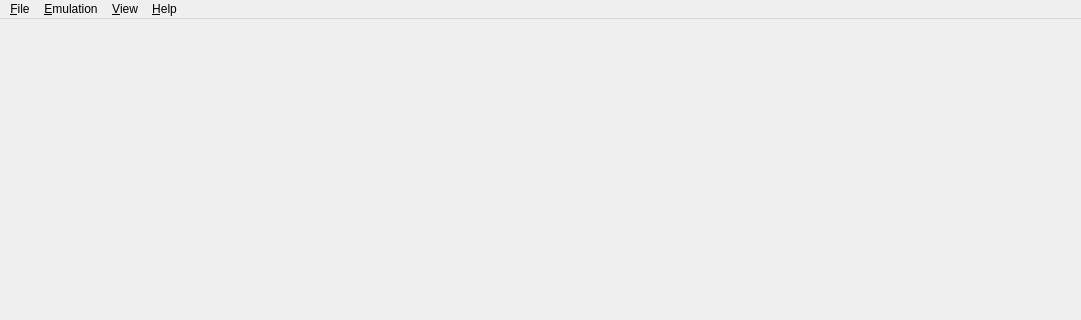
Qt form src/citra_qt/main.ui (raven3-2151/citra-for-dq) before a commit; both pictures show x 0 to 1081 and y 0 to 320 of the 1081 by 730 pixel window.
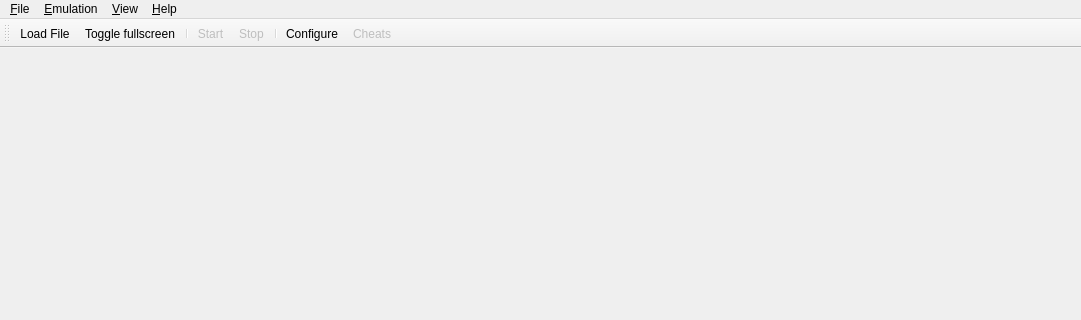
The same form after that commit. Icons and pictures are not drawn.

Commit message: [Qt] toolbar #2950

Patch:
```diff
--- a/src/citra_qt/main.ui
+++ b/src/citra_qt/main.ui
@@ -104,6 +104,37 @@
    <addaction name="menu_View"/>
    <addaction name="menu_Help"/>
   </widget>
+    <widget class="QToolBar" name="toolbar">
+      <property name="enabled">
+        <bool>true</bool>
+      </property>
+      <property name="windowTitle">
+        <string>Toolbar</string>
+      </property>
+      <property name="iconSize">
+        <size>
+          <width>35</width>
+          <height>30</height>
+        </size>
+      </property>
+      <property name="floatable">
+        <bool>false</bool>
+      </property>
+      <attribute name="toolBarArea">
+        <enum>TopToolBarArea</enum>
+      </attribute>
+      <attribute name="toolBarBreak">
+        <bool>false</bool>
+      </attribute>
+      <addaction name="action_Toolbar_Load_File"/>
+      <addaction name="action_Toolbar_Toggle_Fullscreen"/>
+      <addaction name="separator"/>
+      <addaction name="action_Toolbar_Start_Pause"/>
+      <addaction name="action_Toolbar_Stop"/>
+      <addaction name="separator"/>
+      <addaction name="action_Toolbar_Configure"/>
+      <addaction name="action_Toolbar_Cheats"/>
+    </widget>
   <action name="action_Load_File">
    <property name="text">
     <string>Load File...</string>
@@ -203,6 +234,96 @@
     <string>Create Pica Surface Viewer</string>
    </property>
   </action>
+    <action name="action_Toolbar_Load_File">
+      <property name="icon">
+        <iconset resource="../../dist/toolbar_icons/toolbar_icons.qrc">
+          <normaloff>:/toolbar_icons/rc/load_file.png</normaloff>:/toolbar_icons/rc/load_file.png
+        </iconset>
+      </property>
+      <property name="text">
+        <string>Load File...</string>
+      </property>
+      <property name="toolTip">
+        <string>Load File </string>
+      </property>
+    </action>
+    <action name="action_Toolbar_Toggle_Fullscreen">
+      <property name="icon">
+        <iconset resource="../../dist/toolbar_icons/toolbar_icons.qrc">
+          <normaloff>:/toolbar_icons/rc/fullscreen.png</normaloff>:/toolbar_icons/rc/fullscreen.png
+        </iconset>
+      </property>
+      <property name="text">
+        <string>Toggle fullscreen</string>
+      </property>
+      <property name="toolTip">
+        <string>Toggle fullscreen</string>
+      </property>
+    </action>
+    <action name="action_Toolbar_Start_Pause">
+      <property name="enabled">
+        <bool>false</bool>
+      </property>
+      <property name="icon">
+        <iconset resource="../../dist/toolbar_icons/toolbar_icons.qrc">
+          <normaloff>:/toolbar_icons/rc/start.png</normaloff>:/toolbar_icons/rc/start.png
+        </iconset>
+      </property>
+      <property name="text">
+        <string>Start</string>
+      </property>
+      <property name="toolTip">
+        <string>Start emulation</string>
+      </property>
+    </action>
+    <action name="action_Toolbar_Stop">
+      <property name="enabled">
+        <bool>false</bool>
+      </property>
+      <property name="icon">
+        <iconset resource="../../dist/toolbar_icons/toolbar_icons.qrc">
+          <normaloff>:/toolbar_icons/rc/stop.png</normaloff>:/toolbar_icons/rc/stop.png
+        </iconset>
+      </property>
+      <property name="text">
+        <string>Stop</string>
+      </property>
+      <property name="toolTip">
+        <string>Stop emulation</string>
+      </property>
+    </action>
+    <action name="action_Toolbar_Configure">
+      <property name="enabled">
+        <bool>true</bool>
+      </property>
+      <property name="icon">
+        <iconset resource="../../dist/toolbar_icons/toolbar_icons.qrc">
+          <normaloff>:/toolbar_icons/rc/configure.png</normaloff>:/toolbar_icons/rc/configure.png
+        </iconset>
+      </property>
+      <property name="text">
+        <string>Configure</string>
+      </property>
+      <property name="toolTip">
+        <string>Configure</string>
+      </property>
+    </action>
+    <action name="action_Toolbar_Cheats">
+      <property name="enabled">
+        <bool>false</bool>
+      </property>
+      <property name="icon">
+        <iconset resource="../../dist/toolbar_icons/toolbar_icons.qrc">
+          <normaloff>:/toolbar_icons/rc/cheats.png</normaloff>:/toolbar_icons/rc/cheats.png
+        </iconset>
+      </property>
+      <property name="text">
+        <string>Cheats</string>
+      </property>
+      <property name="toolTip">
+        <string>Cheats</string>
+      </property>
+    </action>
   <action name="action_Fullscreen">
    <property name="checkable">
     <bool>true</bool>
```
Left out of the diff: 5 changed lines with no effect on the pictures. The commit also changes 13 other files.
